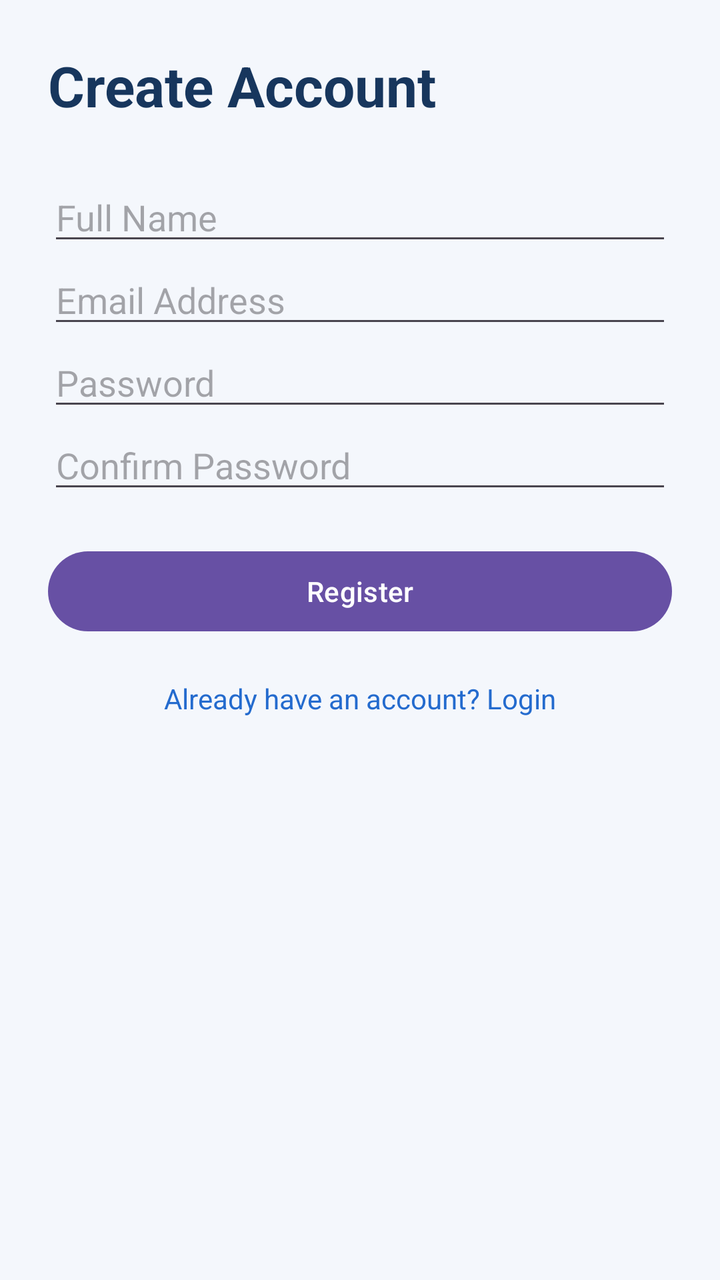
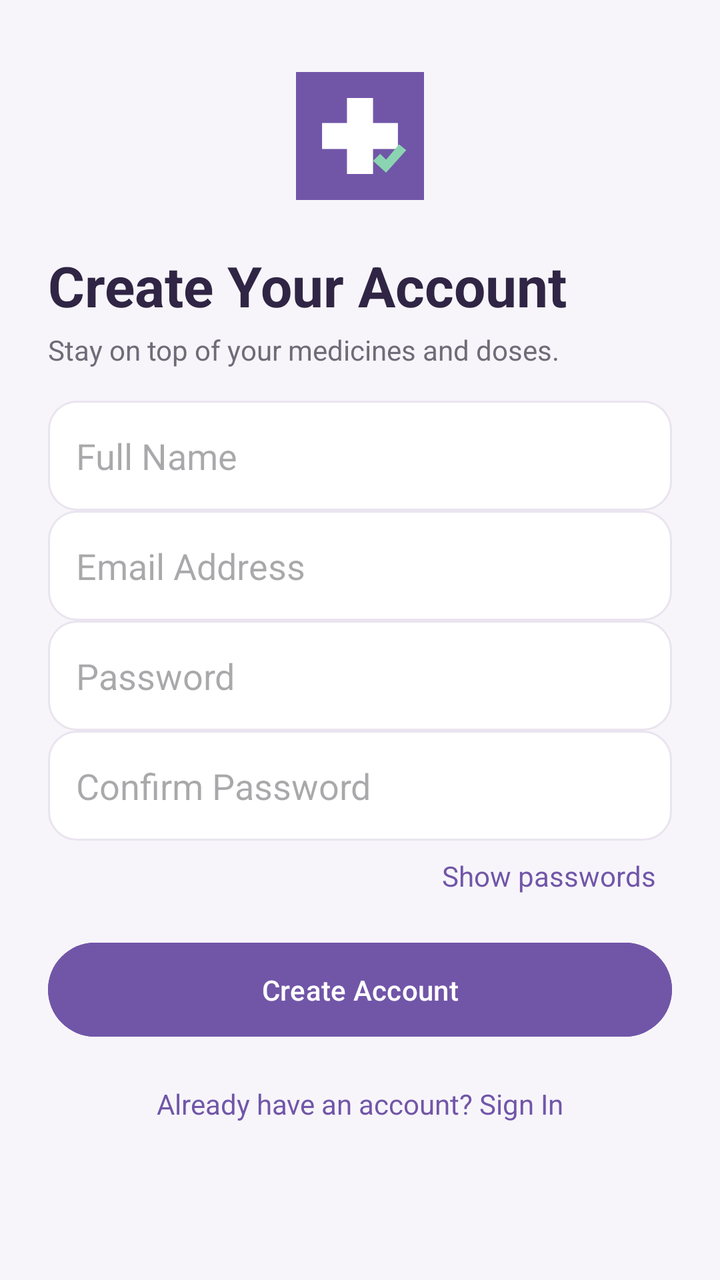

Two renders of the same Android screen: before a commit and after it. Below are the layout's source before the change and the commit's diff.
<!-- AndroidManifest.xml: application theme Theme.MediTrack -->
<!-- res/layout/activity_register.xml -->
<ScrollView xmlns:android="http://schemas.android.com/apk/res/android"
    android:layout_width="match_parent"
    android:layout_height="match_parent"
    android:background="#F4F7FC">

    <LinearLayout
        android:layout_width="match_parent"
        android:layout_height="wrap_content"
        android:orientation="vertical"
        android:fitsSystemWindows="true"
        android:paddingTop="35dp"
        android:padding="24dp">

        <TextView
            android:layout_width="match_parent"
            android:layout_height="wrap_content"
            android:text="Create Account"
            android:textSize="28sp"
            android:textStyle="bold"
            android:textColor="#17365D"
            android:paddingBottom="25dp" />

        <EditText
            android:id="@+id/etRegisterName"
            android:layout_width="match_parent"
            android:layout_height="wrap_content"
            android:hint="Full Name"
            android:inputType="textPersonName" />

        <EditText
            android:id="@+id/etRegisterEmail"
            android:layout_width="match_parent"
            android:layout_height="wrap_content"
            android:hint="Email Address"
            android:inputType="textEmailAddress" />

        <EditText
            android:id="@+id/etRegisterPassword"
            android:layout_width="match_parent"
            android:layout_height="wrap_content"
            android:hint="Password"
            android:inputType="textPassword" />

        <EditText
            android:id="@+id/etConfirmPassword"
            android:layout_width="match_parent"
            android:layout_height="wrap_content"
            android:hint="Confirm Password"
            android:inputType="textPassword" />

        <Button
            android:id="@+id/btnRegister"
            android:layout_width="match_parent"
            android:layout_height="wrap_content"
            android:text="Register"
            android:layout_marginTop="20dp" />

        <TextView
            android:id="@+id/tvGoToLogin"
            android:layout_width="match_parent"
            android:layout_height="wrap_content"
            android:text="Already have an account? Login"
            android:gravity="center"
            android:textColor="#246BCE"
            android:padding="20dp" />

    </LinearLayout>
</ScrollView>
<!-- resources referenced by this layout -->
<resources>
  <style name="Theme.MediTrack" parent="Base.Theme.MediTrack" />
  <style name="Base.Theme.MediTrack" parent="Theme.Material3.DayNight.NoActionBar">
          
          
      </style>
</resources>

<!-- the commit's change to res/layout/activity_register.xml (unified diff, before → after) -->
@@ -1,68 +1,39 @@
 <ScrollView xmlns:android="http://schemas.android.com/apk/res/android"
-    android:layout_width="match_parent"
-    android:layout_height="match_parent"
-    android:background="#F4F7FC">
-
-    <LinearLayout
-        android:layout_width="match_parent"
-        android:layout_height="wrap_content"
-        android:orientation="vertical"
-        android:fitsSystemWindows="true"
-        android:paddingTop="35dp"
-        android:padding="24dp">
-
-        <TextView
-            android:layout_width="match_parent"
-            android:layout_height="wrap_content"
-            android:text="Create Account"
-            android:textSize="28sp"
-            android:textStyle="bold"
-            android:textColor="#17365D"
-            android:paddingBottom="25dp" />
-
-        <EditText
-            android:id="@+id/etRegisterName"
-            android:layout_width="match_parent"
-            android:layout_height="wrap_content"
-            android:hint="Full Name"
-            android:inputType="textPersonName" />
-
-        <EditText
-            android:id="@+id/etRegisterEmail"
-            android:layout_width="match_parent"
-            android:layout_height="wrap_content"
-            android:hint="Email Address"
-            android:inputType="textEmailAddress" />
-
-        <EditText
-            android:id="@+id/etRegisterPassword"
-            android:layout_width="match_parent"
-            android:layout_height="wrap_content"
-            android:hint="Password"
-            android:inputType="textPassword" />
-
-        <EditText
-            android:id="@+id/etConfirmPassword"
-            android:layout_width="match_parent"
-            android:layout_height="wrap_content"
-            android:hint="Confirm Password"
-            android:inputType="textPassword" />
-
-        <Button
-            android:id="@+id/btnRegister"
-            android:layout_width="match_parent"
-            android:layout_height="wrap_content"
-            android:text="Register"
-            android:layout_marginTop="20dp" />
-
-        <TextView
-            android:id="@+id/tvGoToLogin"
-            android:layout_width="match_parent"
-            android:layout_height="wrap_content"
-            android:text="Already have an account? Login"
-            android:gravity="center"
-            android:textColor="#246BCE"
-            android:padding="20dp" />
-
+    android:layout_width="match_parent" android:layout_height="match_parent"
+    android:background="@color/screen_background" android:fillViewport="true">
+    <LinearLayout android:layout_width="match_parent" android:layout_height="wrap_content"
+        android:orientation="vertical" android:padding="24dp">
+        <ImageView android:layout_width="64dp" android:layout_height="64dp"
+            android:layout_gravity="center" android:layout_marginTop="12dp"
+            android:src="@drawable/ic_meditrack" android:contentDescription="@string/app_name"/>
+        <TextView android:layout_width="match_parent" android:layout_height="wrap_content"
+            android:text="@string/create_account" android:textSize="28sp" android:textStyle="bold"
+            android:textColor="@color/text_primary" android:layout_marginTop="24dp"/>
+        <TextView android:layout_width="match_parent" android:layout_height="wrap_content"
+            android:text="@string/signup_subtitle" android:textColor="@color/text_secondary"
+            android:layout_marginTop="4dp" />
+        <EditText android:id="@+id/etRegisterName" android:layout_width="match_parent"
+            android:layout_height="55dp" android:layout_marginTop="16dp"
+            android:hint="@string/full_name" android:inputType="textPersonName"
+            android:background="@drawable/card_white" android:paddingHorizontal="14dp"/>
+        <EditText android:id="@+id/etRegisterEmail" android:layout_width="match_parent"
+            android:layout_height="55dp" android:hint="@string/email_address" android:inputType="textEmailAddress"
+            android:background="@drawable/card_white" android:paddingHorizontal="14dp"/>
+        <EditText android:id="@+id/etRegisterPassword" android:layout_width="match_parent"
+            android:layout_height="55dp" android:hint="@string/password" android:inputType="textPassword"
+            android:background="@drawable/card_white" android:paddingHorizontal="14dp"/>
+        <EditText android:id="@+id/etConfirmPassword" android:layout_width="match_parent"
+            android:layout_height="55dp" android:hint="@string/confirm_password" android:inputType="textPassword"
+            android:background="@drawable/card_white" android:paddingHorizontal="14dp"/>
+        <TextView android:id="@+id/tvTogglePassword" android:layout_width="wrap_content"
+            android:layout_height="wrap_content" android:text="@string/show_passwords"
+            android:textColor="@color/accent" android:layout_gravity="end" android:padding="8dp"/>
+        <Button android:id="@+id/btnRegister" android:layout_width="match_parent"
+            android:layout_height="55dp" android:text="@string/create_account_button" android:textAllCaps="false"
+            android:textColor="@color/text_on_accent" android:backgroundTint="@color/accent"
+            android:elevation="2dp" android:layout_marginTop="12dp"/>
+        <TextView android:id="@+id/tvGoToLogin" android:layout_width="match_parent"
+            android:layout_height="wrap_content" android:text="@string/have_account"
+            android:gravity="center" android:textColor="@color/accent" android:padding="20dp"/>
     </LinearLayout>
 </ScrollView>
<!-- resource entries referenced after the edit -->
@@ -1,9 +1,61 @@
 <!-- resources referenced by this layout -->
 <resources>
+  <color name="accent">#FF7156A8</color>
+  <color name="screen_background">#FFF7F5FA</color>
+  <color name="text_on_accent">#FFFFFFFF</color>
+  <color name="text_primary">#FF302544</color>
+  <color name="text_secondary">#FF716B78</color>
+  <!-- drawable card_white (drawable) -->
+  <shape xmlns:android="http://schemas.android.com/apk/res/android">
+      <solid android:color="@color/card_background" />
+      <corners android:radius="14dp" />
+      <stroke
+          android:width="1dp"
+          android:color="@color/divider" />
+  </shape>
+  <!-- drawable ic_meditrack (drawable) -->
+  <vector xmlns:android="http://schemas.android.com/apk/res/android"
+      android:width="108dp"
+      android:height="108dp"
+      android:viewportWidth="108"
+      android:viewportHeight="108">
+  
+      <path
+          android:fillColor="#7156A8"
+          android:pathData="M0,0h108v108h-108z" />
+  
+      <path
+          android:fillColor="#FFFFFF"
+          android:pathData="M43,22h22v21h21v22h-21v21h-22v-21h-21v-22h21z" />
+  
+      <path
+          android:fillColor="#8BD4B2"
+          android:pathData="M65,75l6,-6 5,5 11,-13 6,5 -17,19z" />
+  
+  </vector>
+  <string name="app_name">MediTrack</string>
+  <string name="confirm_password">Confirm Password</string>
+  <string name="create_account">Create Your Account</string>
+  <string name="create_account_button">Create Account</string>
+  <string name="email_address">Email Address</string>
+  <string name="full_name">Full Name</string>
+  <string name="have_account">Already have an account? Sign In</string>
+  <string name="password">Password</string>
+  <string name="show_passwords">Show passwords</string>
+  <string name="signup_subtitle">Stay on top of your medicines and doses.</string>
   <style name="Theme.MediTrack" parent="Base.Theme.MediTrack" />
+  <color name="card_background">#FFFFFFFF</color>
+  <color name="divider">#FFE9E4EF</color>
   <style name="Base.Theme.MediTrack" parent="Theme.Material3.DayNight.NoActionBar">
-          
-          
+          <item name="colorPrimary">@color/accent</item>
+          <item name="colorSecondary">@color/accent_dark</item>
+          <item name="android:colorAccent">@color/accent</item>
+          <item name="android:windowBackground">@color/screen_background</item>
+          <item name="android:statusBarColor">@color/screen_background</item>
+          <item name="android:navigationBarColor">@color/screen_background</item>
+          <item name="android:windowLightStatusBar">true</item>
+          <item name="android:windowActionModeOverlay">true</item>
       </style>
+  <color name="accent_dark">#FF58417E</color>
 </resources>
 
